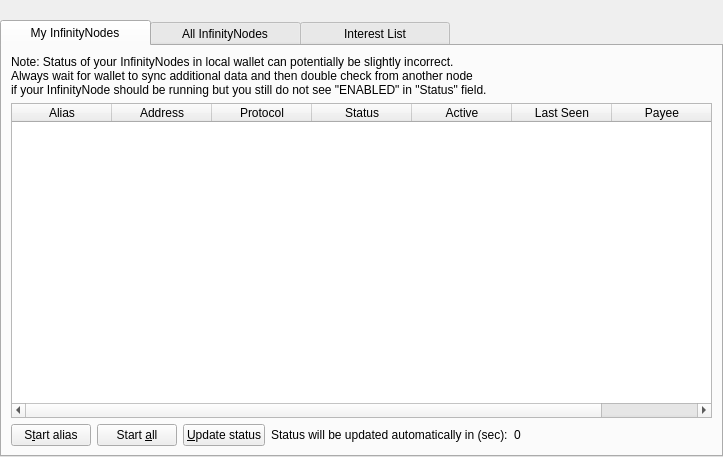
This is src/qt/forms/masternodelist.ui in hardwarewise/SIN-core as Qt 5 draws it before an edit. The edited form follows.
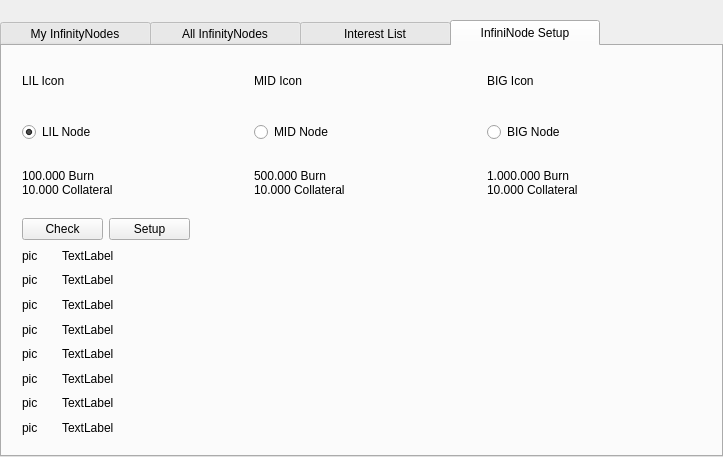
This is the edited form.

Commit message: node setup, initial ui, wip

Patch:
```diff
--- a/src/qt/forms/masternodelist.ui
+++ b/src/qt/forms/masternodelist.ui
@@ -52,7 +52,7 @@
      <item>
       <widget class="QTabWidget" name="tabWidget">
        <property name="currentIndex">
-        <number>0</number>
+        <number>3</number>
        </property>
        <widget class="QWidget" name="tabMyMasternodes">
         <attribute name="title">
@@ -399,6 +399,266 @@
          </item>
         </layout>
        </widget>
+       <widget class="QWidget" name="tabNodeSetup">
+        <attribute name="title">
+         <string>InfiniNode Setup</string>
+        </attribute>
+        <widget class="QWidget" name="gridLayoutWidget">
+         <property name="geometry">
+          <rect>
+           <x>20</x>
+           <y>0</y>
+           <width>691</width>
+           <height>171</height>
+          </rect>
+         </property>
+         <layout class="QGridLayout" name="gridLayout_3" rowminimumheight="0,0,0" columnminimumwidth="0,0,0">
+          <property name="sizeConstraint">
+           <enum>QLayout::SetDefaultConstraint</enum>
+          </property>
+          <item row="2" column="1">
+           <widget class="QLabel" name="labelMIDDesc">
+            <property name="text">
+             <string>500.000 Burn
+10.000 Collateral</string>
+            </property>
+           </widget>
+          </item>
+          <item row="1" column="1">
+           <widget class="QRadioButton" name="radioMIDNode">
+            <property name="text">
+             <string>MID Node</string>
+            </property>
+            <attribute name="buttonGroup">
+             <string notr="true">buttonGroup</string>
+            </attribute>
+           </widget>
+          </item>
+          <item row="2" column="0">
+           <widget class="QLabel" name="labelLILDesc">
+            <property name="text">
+             <string>100.000 Burn
+10.000 Collateral</string>
+            </property>
+           </widget>
+          </item>
+          <item row="2" column="2">
+           <widget class="QLabel" name="labelBIGDesc">
+            <property name="text">
+             <string>1.000.000 Burn
+10.000 Collateral</string>
+            </property>
+           </widget>
+          </item>
+          <item row="1" column="0">
+           <widget class="QRadioButton" name="radioLILNode">
+            <property name="text">
+             <string>LIL Node</string>
+            </property>
+            <property name="checked">
+             <bool>true</bool>
+            </property>
+            <attribute name="buttonGroup">
+             <string notr="true">buttonGroup</string>
+            </attribute>
+           </widget>
+          </item>
+          <item row="1" column="2">
+           <widget class="QRadioButton" name="radioBIGNode">
+            <property name="text">
+             <string>BIG Node</string>
+            </property>
+            <attribute name="buttonGroup">
+             <string notr="true">buttonGroup</string>
+            </attribute>
+           </widget>
+          </item>
+          <item row="0" column="0">
+           <widget class="QLabel" name="labelLILIcon">
+            <property name="text">
+             <string>LIL Icon</string>
+            </property>
+           </widget>
+          </item>
+          <item row="0" column="1">
+           <widget class="QLabel" name="labelMIDIcon">
+            <property name="text">
+             <string>MID Icon</string>
+            </property>
+           </widget>
+          </item>
+          <item row="0" column="2">
+           <widget class="QLabel" name="labelBIGIcon">
+            <property name="text">
+             <string>BIG Icon</string>
+            </property>
+           </widget>
+          </item>
+         </layout>
+        </widget>
+        <widget class="QWidget" name="verticalLayoutWidget_2">
+         <property name="geometry">
+          <rect>
+           <x>60</x>
+           <y>200</y>
+           <width>651</width>
+           <height>191</height>
+          </rect>
+         </property>
+         <layout class="QVBoxLayout" name="verticalLayout_5">
+          <item>
+           <widget class="QLabel" name="labelTxt_1">
+            <property name="text">
+             <string>TextLabel</string>
+            </property>
+           </widget>
+          </item>
+          <item>
+           <widget class="QLabel" name="labelTxt_2">
+            <property name="text">
+             <string>TextLabel</string>
+            </property>
+           </widget>
+          </item>
+          <item>
+           <widget class="QLabel" name="labelTxt_3">
+            <property name="text">
+             <string>TextLabel</string>
+            </property>
+           </widget>
+          </item>
+          <item>
+           <widget class="QLabel" name="labelTxt_4">
+            <property name="text">
+             <string>TextLabel</string>
+            </property>
+           </widget>
+          </item>
+          <item>
+           <widget class="QLabel" name="labelTxt_5">
+            <property name="text">
+             <string>TextLabel</string>
+            </property>
+           </widget>
+          </item>
+          <item>
+           <widget class="QLabel" name="labelTxt_6">
+            <property name="text">
+             <string>TextLabel</string>
+            </property>
+           </widget>
+          </item>
+          <item>
+           <widget class="QLabel" name="labelTxt_7">
+            <property name="text">
+             <string>TextLabel</string>
+            </property>
+           </widget>
+          </item>
+          <item>
+           <widget class="QLabel" name="labelTxt_8">
+            <property name="text">
+             <string>TextLabel</string>
+            </property>
+           </widget>
+          </item>
+         </layout>
+        </widget>
+        <widget class="QWidget" name="verticalLayoutWidget_3">
+         <property name="geometry">
+          <rect>
+           <x>20</x>
+           <y>200</y>
+           <width>41</width>
+           <height>191</height>
+          </rect>
+         </property>
+         <layout class="QVBoxLayout" name="verticalLayout_6">
+          <item>
+           <widget class="QLabel" name="labelPic_1">
+            <property name="text">
+             <string>pic</string>
+            </property>
+           </widget>
+          </item>
+          <item>
+           <widget class="QLabel" name="labelPic_2">
+            <property name="text">
+             <string>pic</string>
+            </property>
+           </widget>
+          </item>
+          <item>
+           <widget class="QLabel" name="labelPic_3">
+            <property name="text">
+             <string>pic</string>
+            </property>
+           </widget>
+          </item>
+          <item>
+           <widget class="QLabel" name="labelPic_4">
+            <property name="text">
+             <string>pic</string>
+            </property>
+           </widget>
+          </item>
+          <item>
+           <widget class="QLabel" name="labelPic_5">
+            <property name="text">
+             <string>pic</string>
+            </property>
+           </widget>
+          </item>
+          <item>
+           <widget class="QLabel" name="labelPic_6">
+            <property name="text">
+             <string>pic</string>
+            </property>
+           </widget>
+          </item>
+          <item>
+           <widget class="QLabel" name="labelPic_7">
+            <property name="text">
+             <string>pic</string>
+            </property>
+           </widget>
+          </item>
+          <item>
+           <widget class="QLabel" name="labelPic_8">
+            <property name="text">
+             <string>pic</string>
+            </property>
+           </widget>
+          </item>
+         </layout>
+        </widget>
+        <widget class="QWidget" name="layoutWidget">
+         <property name="geometry">
+          <rect>
+           <x>20</x>
+           <y>170</y>
+           <width>168</width>
+           <height>27</height>
+          </rect>
+         </property>
+         <layout class="QHBoxLayout" name="horizontalLayout">
+          <item>
+           <widget class="QPushButton" name="btnCheck">
+            <property name="text">
+             <string>Check</string>
+            </property>
+           </widget>
+          </item>
+          <item>
+           <widget class="QPushButton" name="btnSetup">
+            <property name="text">
+             <string>Setup</string>
+            </property>
+           </widget>
+          </item>
+         </layout>
+        </widget>
+       </widget>
       </widget>
      </item>
     </layout>
```
Left out of the diff: 3 changed lines with no effect on the pictures. The commit also changes 5 other files.
